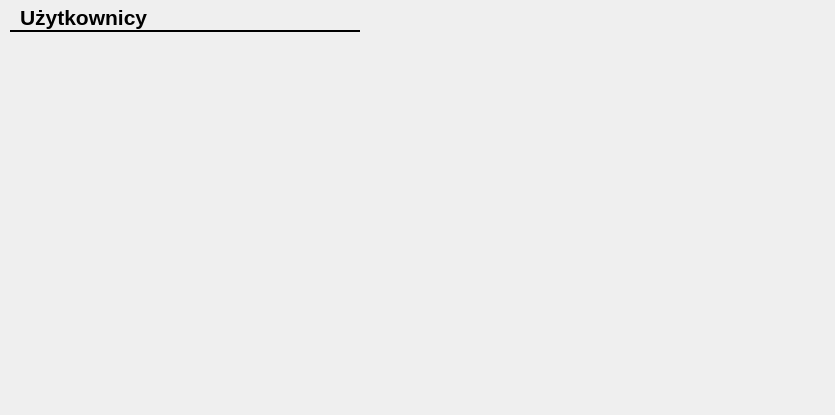
This is CfgForms/cuserscfgform.ui in kaczmar55/koneor_v2 as Qt 5 draws it before an edit. The edited form follows.
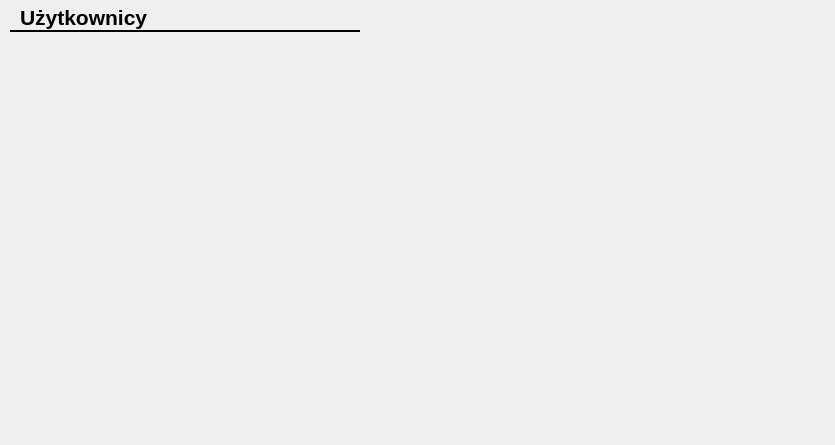
This is the edited form.

The edit to the form file:
```diff
--- a/CfgForms/cuserscfgform.ui
+++ b/CfgForms/cuserscfgform.ui
@@ -7,7 +7,7 @@
     <x>0</x>
     <y>0</y>
     <width>835</width>
-    <height>415</height>
+    <height>445</height>
    </rect>
   </property>
   <property name="windowTitle">
```
Left out of the diff: 1 changed line with no effect on the pictures.
